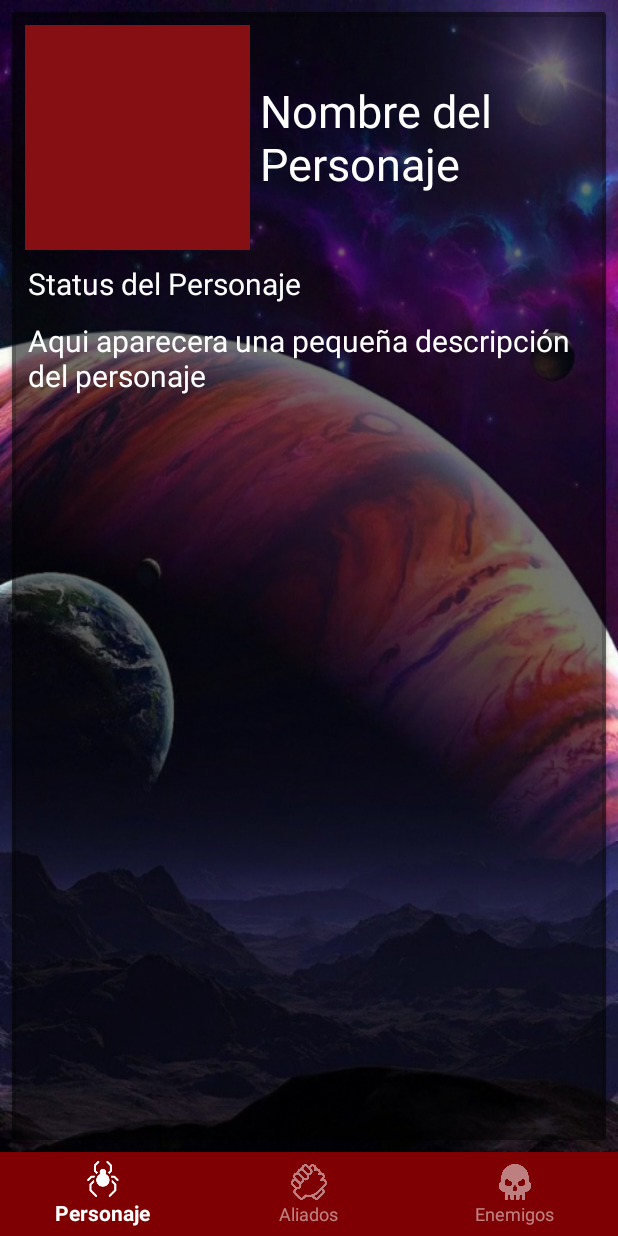
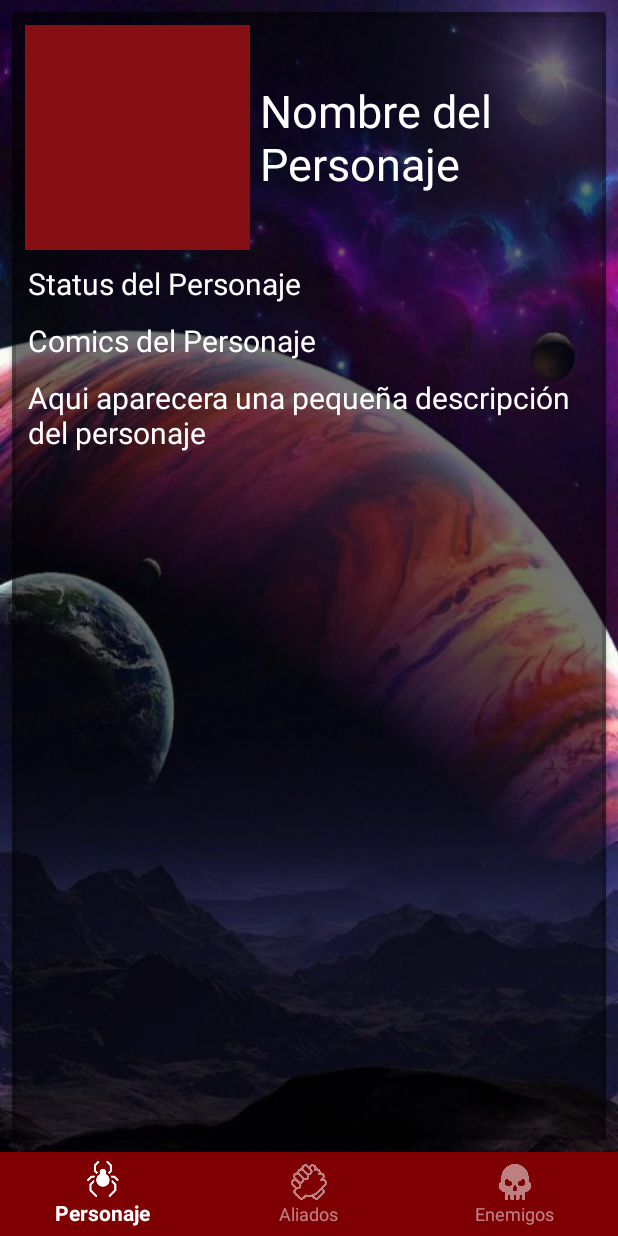
Before and after one commit to DanyLugs/ProyectoMarvelAPI, an Android app: the screen it shows after launch (MainActivity), after a tap on "Spider-Man", on a phone screen of 412 x 824 dp. Run offline under Robolectric (Android 15) with nearby library versions, the light colour scheme and no system bars; pictures from the network do not load.

Commit message:
Fragment del personaje

```diff
--- a/app/src/main/java/com/danylugo/bottomnavigationproyecto/SpiderSelector.java
+++ b/app/src/main/java/com/danylugo/bottomnavigationproyecto/SpiderSelector.java
@@ -71,7 +71,7 @@ public class SpiderSelector extends AppCompatActivity {
         spidersCards.add(new SpiderCard("Spider-dok","1010727",R.drawable.superior_spider_man));
         spidersCards.add(new SpiderCard("Spider-Man (Noir)","1012295",R.drawable.spider_noir));
         spidersCards.add(new SpiderCard("Spider-Girl (May Parker)","1009609",R.drawable.sg));
-        spidersCards.add(new SpiderCard("Scarlet Spider (Ben Reilly)","1009610",R.drawable.scarlet_spider_ben));
+        spidersCards.add(new SpiderCard("Scarlet Spider (Ben Reilly)","1011197",R.drawable.scarlet_spider_ben));
         spidersCards.add(new SpiderCard("Spider Moy","666666",R.drawable.smoy));
 
     }
--- a/app/src/main/res/layout/fragment_personaje.xml
+++ b/app/src/main/res/layout/fragment_personaje.xml
@@ -59,6 +59,15 @@
                     android:textSize="20dp" />
 
                 <TextView
+                    android:id="@+id/comics"
+                    android:layout_width="match_parent"
+                    android:layout_height="wrap_content"
+                    android:layout_margin="5dp"
+                    android:text="@string/comics"
+                    android:textColor="@color/colorWhite"
+                    android:textSize="20dp" />
+
+                <TextView
                     android:id="@+id/description"
                     android:layout_width="match_parent"
                     android:layout_height="wrap_content"
--- a/app/src/main/res/values/strings.xml
+++ b/app/src/main/res/values/strings.xml
@@ -13,6 +13,7 @@
 
     <string name="dName">Nombre del Personaje</string>
     <string name="status">Status del Personaje</string>
+    <string name="comics">Comics del Personaje</string>
     <string name="description">Aqui aparecera una pequeña descripción del personaje</string>
 
 </resources>
```
Also changed, not shown: app/src/main/java/com/danylugo/bottomnavigationproyecto/Fragments/PersonajeFragment.java (+7 -17 lines), app/src/main/java/com/danylugo/bottomnavigationproyecto/Model/Spider.java (+5 -5 lines).
